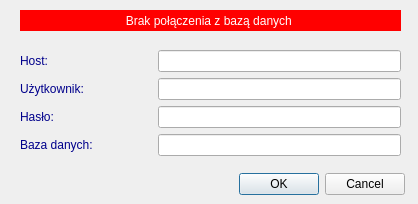
Above: ustawieniaform.ui from militia11/shoes before the change. Below: the same form after it.
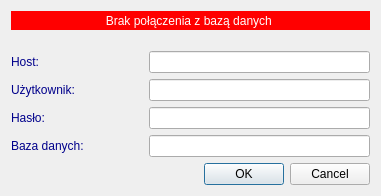
That is the form after the change.

The edit to the form file:
```diff
--- a/ustawieniaform.ui
+++ b/ustawieniaform.ui
@@ -6,8 +6,8 @@
    <rect>
     <x>0</x>
     <y>0</y>
-    <width>418</width>
-    <height>204</height>
+    <width>381</width>
+    <height>196</height>
    </rect>
   </property>
   <property name="windowTitle">
@@ -16,15 +16,42 @@
   <property name="locale">
    <locale language="English" country="UnitedKingdom"/>
   </property>
-  <widget class="QWidget" name="formLayoutWidget">
-   <property name="geometry">
-    <rect>
-     <x>20</x>
-     <y>50</y>
-     <width>381</width>
-     <height>111</height>
-    </rect>
-   </property>
+  <layout class="QVBoxLayout" name="verticalLayout_2">
+   <item>
+    <layout class="QVBoxLayout" name="verticalLayout">
+     <item>
+      <widget class="QLabel" name="labelError">
+       <property name="minimumSize">
+        <size>
+         <width>0</width>
+         <height>19</height>
+        </size>
+       </property>
+       <property name="styleSheet">
+        <string notr="true">background-color : red; color : white; </string>
+       </property>
+       <property name="text">
+        <string>Brak połączenia z bazą danych </string>
+       </property>
+       <property name="alignment">
+        <set>Qt::AlignCenter</set>
+       </property>
+      </widget>
+     </item>
+     <item>
+      <spacer name="verticalSpacer">
+       <property name="orientation">
+        <enum>Qt::Vertical</enum>
+       </property>
+       <property name="sizeHint" stdset="0">
+        <size>
+         <width>20</width>
+         <height>18</height>
+        </size>
+       </property>
+      </spacer>
+     </item>
+     <item>
    <layout class="QFormLayout" name="formLayout">
     <item row="0" column="0">
      <widget class="QLabel" name="label_4">
@@ -1331,35 +1358,11 @@
      <widget class="QLineEdit" name="lineEditDatabase"/>
     </item>
    </layout>
-  </widget>
-  <widget class="QLabel" name="labelError">
-   <property name="geometry">
-    <rect>
-     <x>20</x>
-     <y>10</y>
-     <width>381</width>
-     <height>21</height>
-    </rect>
-   </property>
-   <property name="styleSheet">
-    <string notr="true">background-color : red; color : white; </string>
-   </property>
-   <property name="text">
-    <string>Brak połączenia z bazą danych </string>
-   </property>
-   <property name="alignment">
-    <set>Qt::AlignCenter</set>
-   </property>
-  </widget>
+     </item>
+    </layout>
+   </item>
+   <item>
   <widget class="QDialogButtonBox" name="buttonBox">
-   <property name="geometry">
-    <rect>
-     <x>120</x>
-     <y>170</y>
-     <width>285</width>
-     <height>28</height>
-    </rect>
-   </property>
    <property name="orientation">
     <enum>Qt::Horizontal</enum>
    </property>
@@ -1367,6 +1370,8 @@
     <set>QDialogButtonBox::Cancel|QDialogButtonBox::Ok</set>
    </property>
   </widget>
+   </item>
+  </layout>
  </widget>
  <resources/>
  <connections/>
```
Lines whose indentation alone changed are shown as unchanged.
